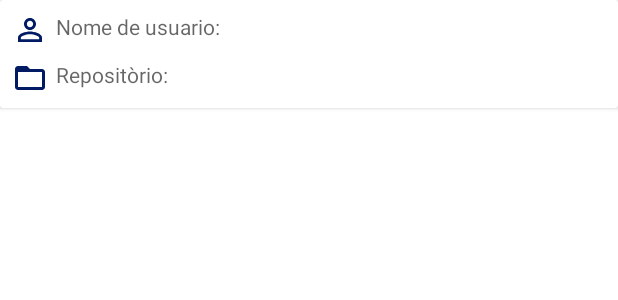
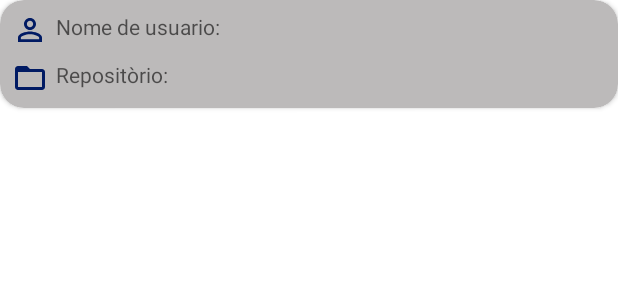
Before and after one commit to matheuspaz123/Repositorios_Github, an Android app: the layout item_repositorio.xml on its own in the app's theme, with its tools: preview values and no code run, on a phone screen of 412 x 824 dp. Shown: the top 300 px of the screen. Run offline under Robolectric (Android 15) with nearby library versions, the phone set to English and light mode, and no system bars.

Commit message:
Layout recyclerview criado

```diff
--- a/app/src/main/res/layout/item_repositorio.xml
+++ b/app/src/main/res/layout/item_repositorio.xml
@@ -2,7 +2,9 @@
 <androidx.cardview.widget.CardView xmlns:android="http://schemas.android.com/apk/res/android"
     xmlns:app="http://schemas.android.com/apk/res-auto"
     android:layout_width="match_parent"
-    android:layout_height="wrap_content">
+    android:layout_height="wrap_content"
+    android:backgroundTint="@color/card_view"
+    app:cardCornerRadius="16dp">
 
 
     <androidx.constraintlayout.widget.ConstraintLayout
```
